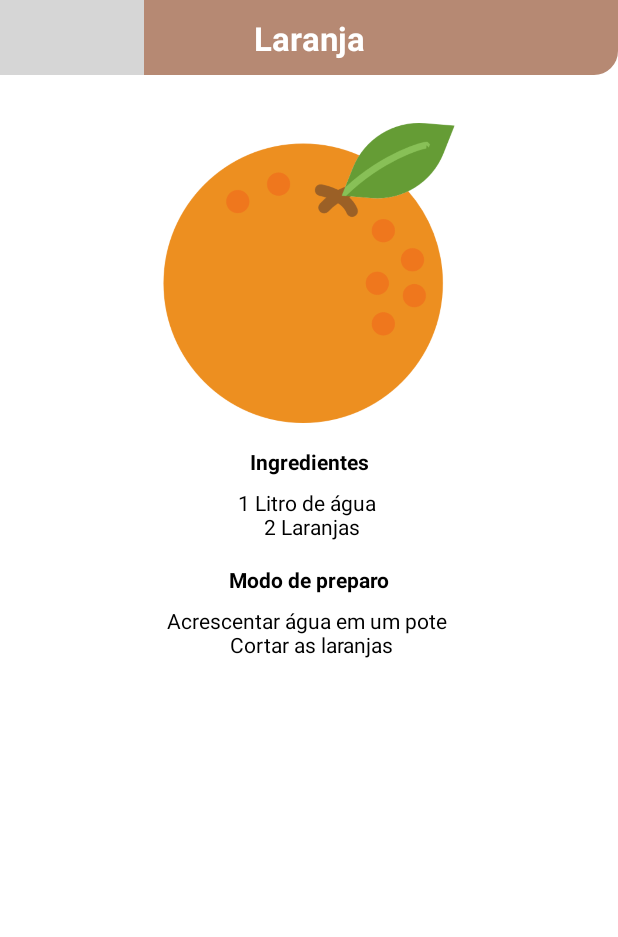
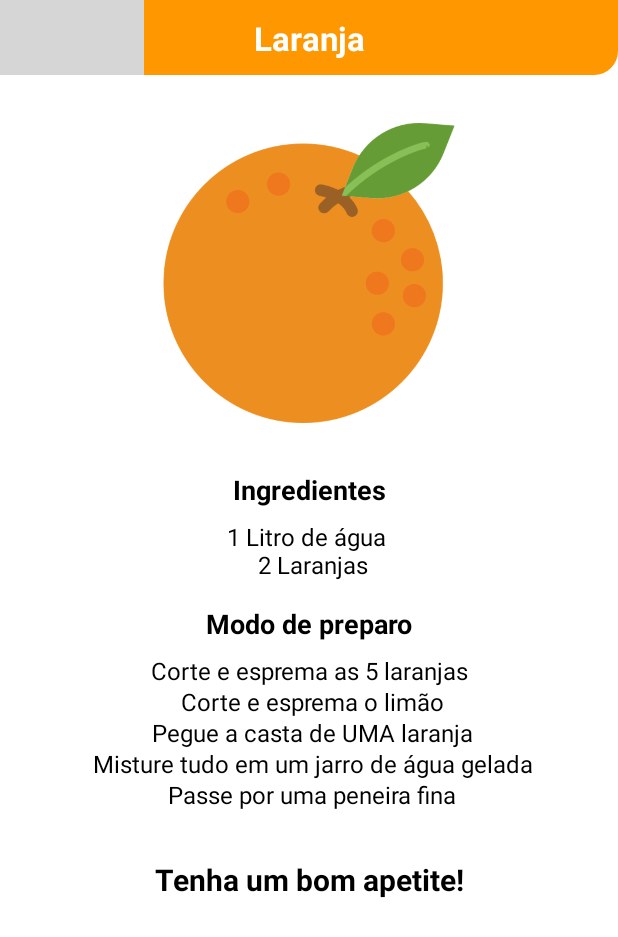
Before and after one commit to RodrigDev/Juify, an Android app: the layout item_page.xml on its own in the app's theme, with its tools: preview values and no code run, on a phone screen of 412 x 824 dp. Shown: the top 937 px of the screen. Run offline under Robolectric (Android 15) with nearby library versions, the phone set to English and light mode, and no system bars; grey boxes are pictures that could not be loaded.

Commit message:
Create json juices

```diff
--- a/app/src/main/res/layout/item_page.xml
+++ b/app/src/main/res/layout/item_page.xml
@@ -3,13 +3,14 @@
     xmlns:app="http://schemas.android.com/apk/res-auto"
     xmlns:tools="http://schemas.android.com/tools"
     android:layout_width="match_parent"
-    android:layout_height="match_parent">
+    android:layout_height="wrap_content">
 
     <com.google.android.material.appbar.AppBarLayout
         android:id="@+id/toolbar"
         android:layout_width="match_parent"
         android:layout_height="wrap_content"
         android:background="@drawable/rounded_border"
+        android:backgroundTint="#FF9800"
         app:collapseIcon="@drawable/ic_add"
         app:layout_constraintEnd_toEndOf="parent"
         app:layout_constraintStart_toStartOf="parent"
@@ -41,7 +42,6 @@
 
                 <TextView
                     android:id="@+id/title"
-                    app:layout_constraintBottom_toBottomOf="parent"
                     android:layout_width="wrap_content"
                     android:layout_height="wrap_content"
                     android:gravity="center_vertical"
@@ -50,6 +50,7 @@
                     android:textSize="22sp"
                     android:textStyle="bold"
                     android:typeface="sans"
+                    app:layout_constraintBottom_toBottomOf="parent"
                     app:layout_constraintEnd_toEndOf="parent"
                     app:layout_constraintStart_toStartOf="parent"
                     app:layout_constraintTop_toTopOf="parent" />
@@ -74,9 +75,10 @@
         android:id="@+id/title_ingredients"
         android:layout_width="wrap_content"
         android:layout_height="wrap_content"
-        android:layout_margin="16dp"
+        android:layout_margin="32dp"
         android:text="Ingredientes"
         android:textColor="@color/black"
+        android:textSize="18sp"
         android:textStyle="bold"
         app:layout_constraintEnd_toEndOf="parent"
         app:layout_constraintStart_toStartOf="parent"
@@ -90,6 +92,7 @@
         android:gravity="center"
         android:text="1 Litro de água \n 2 Laranjas"
         android:textColor="@color/black"
+        android:textSize="16sp"
         app:layout_constraintEnd_toEndOf="parent"
         app:layout_constraintStart_toStartOf="parent"
         app:layout_constraintTop_toBottomOf="@id/title_ingredients" />
@@ -101,6 +104,7 @@
         android:layout_margin="16dp"
         android:text="Modo de preparo"
         android:textColor="@color/black"
+        android:textSize="18sp"
         android:textStyle="bold"
         app:layout_constraintEnd_toEndOf="parent"
         app:layout_constraintStart_toStartOf="parent"
@@ -112,10 +116,24 @@
         android:layout_height="wrap_content"
         android:layout_margin="8dp"
         android:gravity="center"
-        android:text="Acrescentar água em um pote \n Cortar as laranjas"
+        android:lineSpacingExtra="2dp"
+        android:text="Corte e esprema as 5 laranjas\n Corte e esprema o limão\n Pegue a casta de UMA laranja\n Misture tudo em um jarro de água gelada\n Passe por uma peneira fina"
         android:textColor="@color/black"
+        android:textSize="16sp"
         app:layout_constraintEnd_toEndOf="parent"
         app:layout_constraintStart_toStartOf="parent"
         app:layout_constraintTop_toBottomOf="@id/title_method" />
 
+    <TextView
+        android:layout_width="wrap_content"
+        android:layout_height="wrap_content"
+        android:layout_margin="32dp"
+        android:text="Tenha um bom apetite!"
+        android:textColor="@color/black"
+        android:textSize="20sp"
+        android:textStyle="bold"
+        app:layout_constraintEnd_toEndOf="parent"
+        app:layout_constraintStart_toStartOf="parent"
+        app:layout_constraintTop_toBottomOf="@id/tx_method" />
+
 </androidx.constraintlayout.widget.ConstraintLayout>
```
Also changed, not shown: 3 other files.
